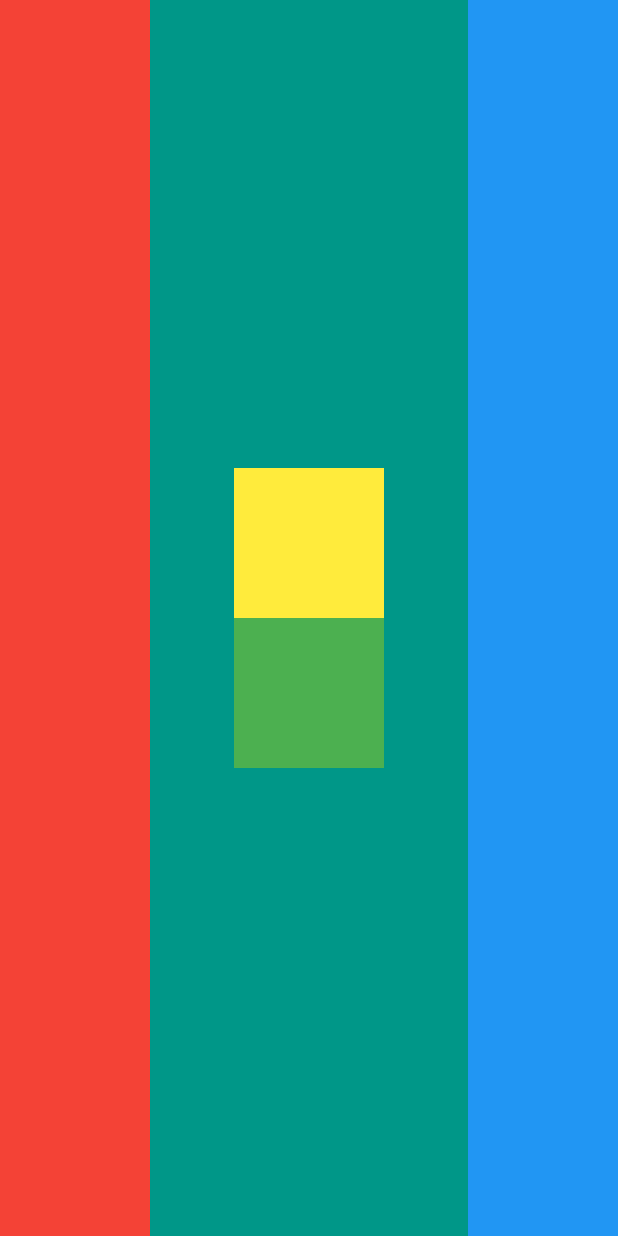
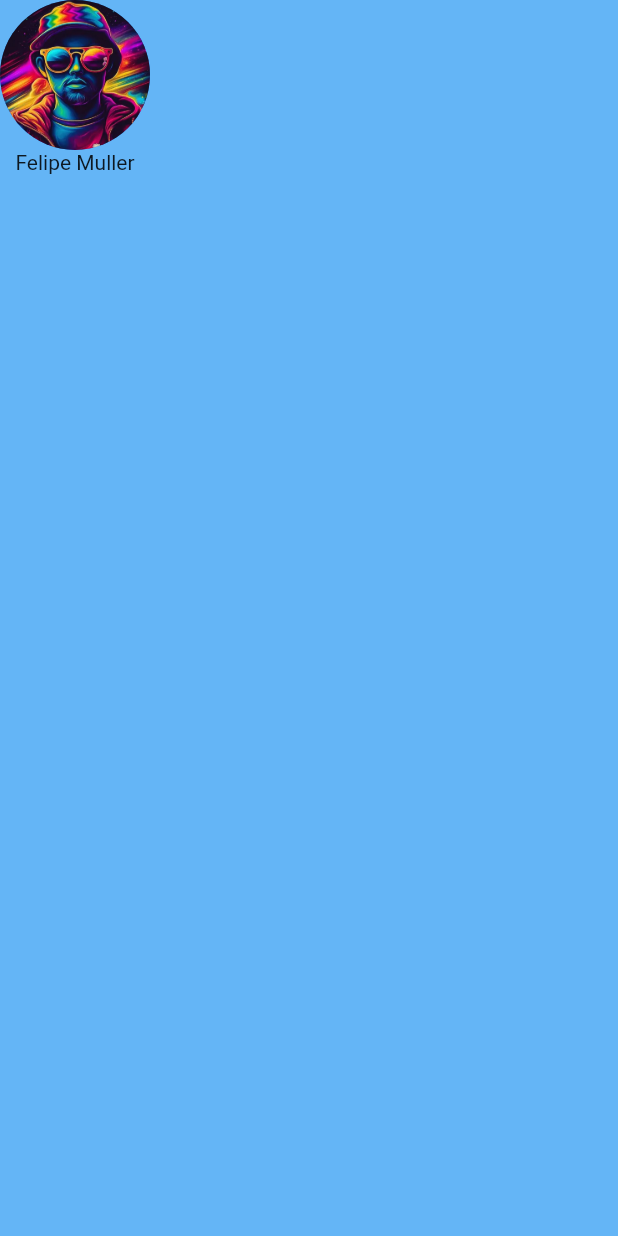
Before and after one commit to felipemuller20/mi_card, a Flutter app: the screen it shows after launch, on a phone screen of 412 x 824 dp. Run offline on Flutter 3.47's test engine with Material 2 defaults, Android fonts, the phone set to English and light mode, and no system bars.

Commit message:
add circleAvatar

```diff
--- a/lib/main.dart
+++ b/lib/main.dart
@@ -4,6 +4,30 @@ void main() {
   runApp(const MyApp());
 }
 
+class MyApp extends StatelessWidget {
+  const MyApp({super.key});
+
+  @override
+  Widget build(BuildContext context) {
+    return MaterialApp(
+        home: Scaffold(
+      backgroundColor: Colors.blue[300],
+      body: const SafeArea(
+        child: Column(
+          children: <Widget>[
+            CircleAvatar(
+              radius: 50,
+              backgroundImage: AssetImage('images/profile.jpg'),
+            ),
+            Text('Felipe Muller'),
+          ],
+        ),
+      ),
+    ));
+  }
+}
+
+// challenge:
 // class MyApp extends StatelessWidget {
 //   const MyApp({super.key});
 
@@ -11,77 +35,37 @@ void main() {
 //   Widget build(BuildContext context) {
 //     return MaterialApp(
 //       home: Scaffold(
-//         backgroundColor: Colors.blue[300],
-//         body: SafeArea(
-//             child: Column(
-//                 mainAxisSize: MainAxisSize.min, //Limita o tamanho da coluna
-//                 // mainAxisAlignment: MainAxisAlignment.spaceEvenly, tipo flex box
-//                 crossAxisAlignment: CrossAxisAlignment.stretch,
-//                 children: <Widget>[
-//               Container(
-//                 color: Colors.white,
-//                 height: 100.0,
-//                 width: 100,
-//                 child: const Text('Container 1'),
-//               ),
-//               const SizedBox(height: 10),
-//               Container(
-//                 color: Colors.teal,
-//                 height: 100.0,
-//                 width: 100,
-//                 child: const Text('Container 2'),
-//               ),
-//               const SizedBox(height: 10),
-//               Container(
-//                 color: Colors.red,
-//                 height: 100.0,
-//                 width: 100,
-//                 child: const Text('Container 3'),
-//               ),
-//               const SizedBox(height: 10),
-//             ])),
-//       ),
+//           backgroundColor: Colors.teal,
+//           body: SafeArea(
+//               child: Row(
+// //                mainAxisSize: MainAxisSize.min,
+// //                crossAxisAlignment: CrossAxisAlignment.stretch,
+//                   mainAxisAlignment: MainAxisAlignment.spaceBetween,
+//                   children: <Widget>[
+//                 Container(
+//                   color: Colors.red,
+//                   width: 100,
+//                 ),
+//                 Column(
+//                   mainAxisAlignment: MainAxisAlignment.center,
+//                   children: [
+//                     Container(
+//                       color: Colors.yellow,
+//                       width: 100,
+//                       height: 100,
+//                     ),
+//                     Container(
+//                       color: Colors.green,
+//                       width: 100,
+//                       height: 100,
+//                     )
+//                   ],
+//                 ),
+//                 Container(
+//                   color: Colors.blue,
+//                   width: 100,
+//                 )
+//               ]))),
 //     );
 //   }
 // }
-
-// challenge:
-class MyApp extends StatelessWidget {
-  const MyApp({super.key});
-
-  @override
-  Widget build(BuildContext context) {
-    return MaterialApp(
-      home: Scaffold(
-          backgroundColor: Colors.teal,
-          body: SafeArea(
-              child: Row(
-                  mainAxisAlignment: MainAxisAlignment.spaceBetween,
-                  children: <Widget>[
-                Container(
-                  color: Colors.red,
-                  width: 100,
-                ),
-                Column(
-                  mainAxisAlignment: MainAxisAlignment.center,
-                  children: [
-                    Container(
-                      color: Colors.yellow,
-                      width: 100,
-                      height: 100,
-                    ),
-                    Container(
-                      color: Colors.green,
-                      width: 100,
-                      height: 100,
-                    )
-                  ],
-                ),
-                Container(
-                  color: Colors.blue,
-                  width: 100,
-                )
-              ]))),
-    );
-  }
-}
--- a/pubspec.yaml
+++ b/pubspec.yaml
@@ -59,9 +59,8 @@ flutter:
   uses-material-design: true
 
   # To add assets to your application, add an assets section, like this:
-  # assets:
-  #   - images/a_dot_burr.jpeg
-  #   - images/a_dot_ham.jpeg
+  assets:
+    - images/
 
   # An image asset can refer to one or more resolution-specific "variants", see
   # https://flutter.dev/assets-and-images/#resolution-aware
```
Also changed, not shown: images/profile.jpg (added).
